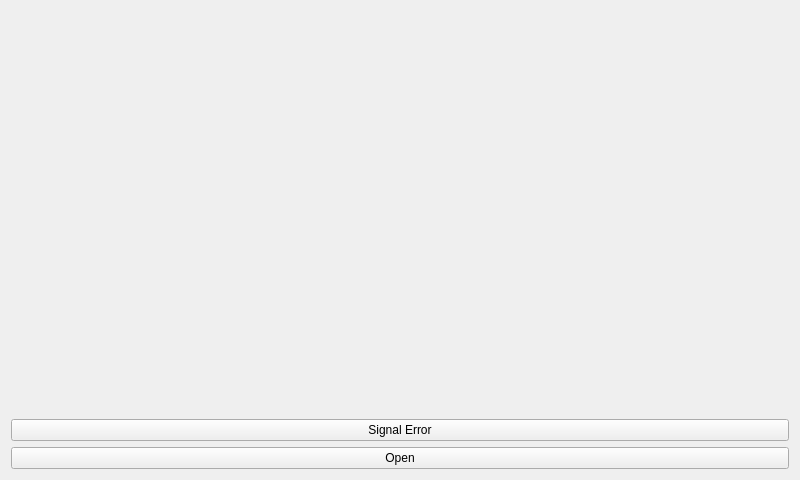
Old version of the form pp-desktop/mainwindow.ui in the repository igorsiem/photopres.
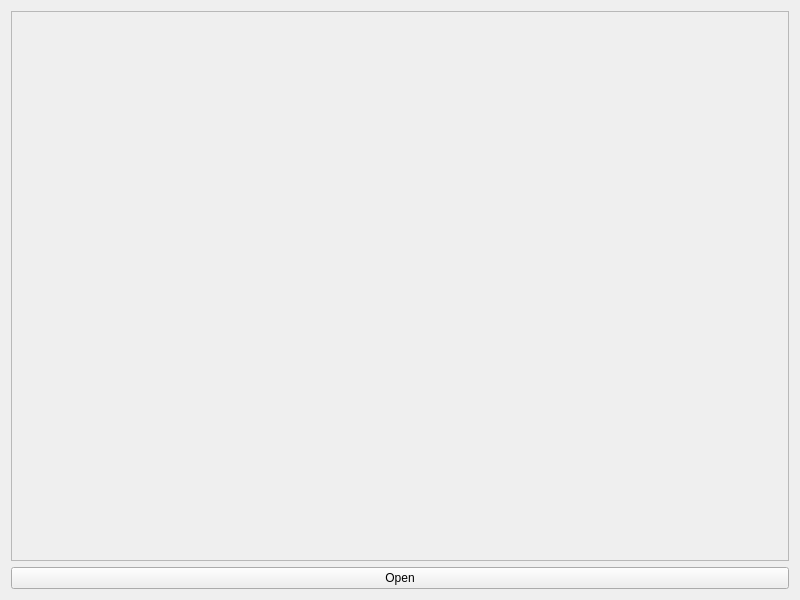
New version of the form.

Commit message:
2 basic image display capability
Both mobile and desktop versions can select a folder  and display the first image in each one.

```diff
--- a/pp-desktop/mainwindow.ui
+++ b/pp-desktop/mainwindow.ui
@@ -7,7 +7,7 @@
     <x>0</x>
     <y>0</y>
     <width>800</width>
-    <height>480</height>
+    <height>600</height>
    </rect>
   </property>
   <property name="windowTitle">
@@ -16,17 +16,29 @@
   <widget class="QWidget" name="centralWidget">
    <layout class="QVBoxLayout" name="verticalLayout">
     <item>
-     <widget class="QLabel" name="version">
-      <property name="text">
-       <string>&lt;version&gt;</string>
+     <widget class="QScrollArea" name="imageScrl">
+      <property name="widgetResizable">
+       <bool>true</bool>
       </property>
-     </widget>
-    </item>
-    <item>
-     <widget class="QPushButton" name="errorButton">
-      <property name="text">
-       <string>Signal Error</string>
-      </property>
+      <widget class="QWidget" name="scrollAreaWidgetContents">
+       <property name="geometry">
+        <rect>
+         <x>0</x>
+         <y>0</y>
+         <width>772</width>
+         <height>527</height>
+        </rect>
+       </property>
+       <layout class="QVBoxLayout" name="verticalLayout_2">
+        <item>
+         <widget class="QLabel" name="imageLbl">
+          <property name="text">
+           <string>&lt;image&gt;</string>
+          </property>
+         </widget>
+        </item>
+       </layout>
+      </widget>
      </widget>
     </item>
     <item>
```
The commit also changes 10 other files.
